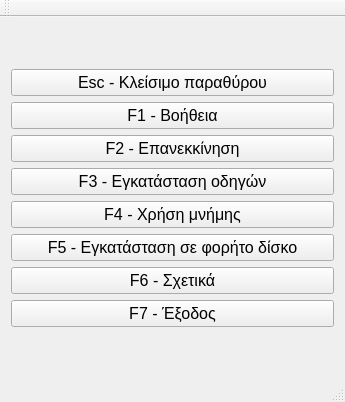
The window that src/mainwindow.ui (nstrikos/Emily) describes before a commit, drawn with Qt 5.
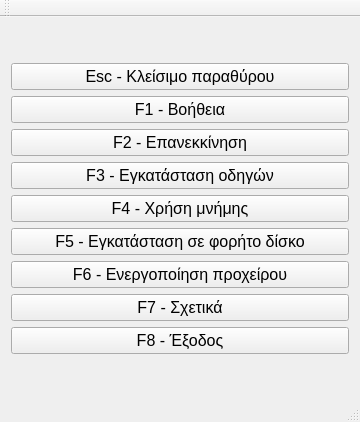
The same window after the commit.

```diff
--- a/src/mainwindow.ui
+++ b/src/mainwindow.ui
@@ -6,8 +6,8 @@
    <rect>
     <x>0</x>
     <y>0</y>
-    <width>345</width>
-    <height>402</height>
+    <width>360</width>
+    <height>422</height>
    </rect>
   </property>
   <property name="sizePolicy">
@@ -101,6 +101,18 @@
         </property>
        </widget>
       </item>
+      <item>
+       <widget class="QPushButton" name="enableClipboardButton">
+        <property name="font">
+         <font>
+          <pointsize>12</pointsize>
+         </font>
+        </property>
+        <property name="text">
+         <string>F6 - Ενεργοποίηση προχείρου</string>
+        </property>
+       </widget>
+      </item>
       <item>
        <widget class="QPushButton" name="aboutButton">
         <property name="font">
@@ -109,7 +121,7 @@
          </font>
         </property>
         <property name="text">
-         <string>F6 - Σχετικά</string>
+         <string>F7 - Σχετικά</string>
         </property>
        </widget>
       </item>
@@ -121,7 +133,7 @@
          </font>
         </property>
         <property name="text">
-         <string>F7 - Έξοδος</string>
+         <string>F8 - Έξοδος</string>
         </property>
        </widget>
       </item>
```
Left out of the diff: 2 changed lines with no effect on the pictures.
